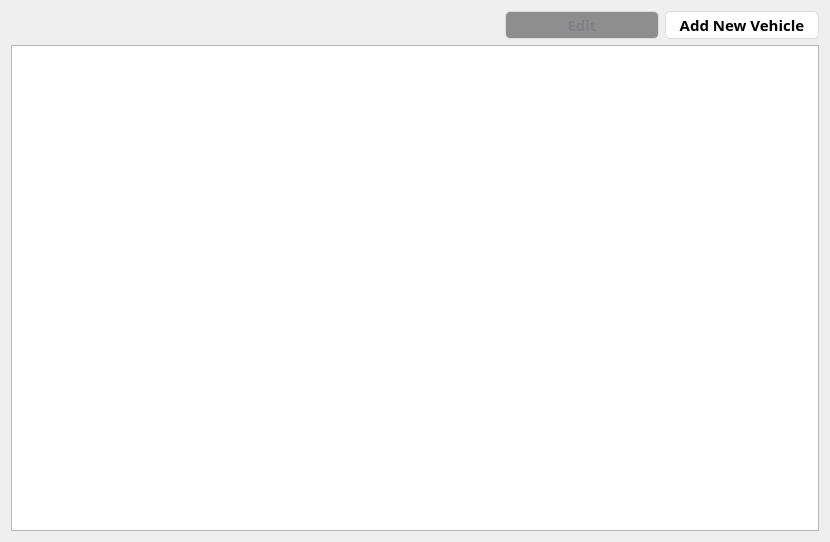
Qt form ui/Vans.ui (YassineBaghdadi/TransportingPlanning) before a commit.
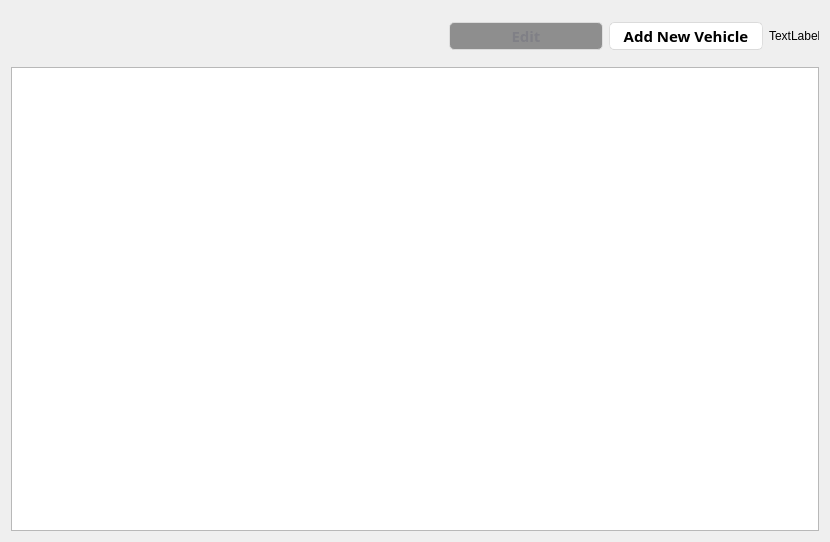
The same form after that commit.

The edit to the form file:
```diff
--- a/ui/Vans.ui
+++ b/ui/Vans.ui
@@ -635,6 +635,37 @@
        </property>
       </widget>
      </item>
+     <item>
+      <widget class="QLabel" name="back_icon">
+       <property name="minimumSize">
+        <size>
+         <width>50</width>
+         <height>50</height>
+        </size>
+       </property>
+       <property name="maximumSize">
+        <size>
+         <width>50</width>
+         <height>50</height>
+        </size>
+       </property>
+       <property name="cursor">
+        <cursorShape>PointingHandCursor</cursorShape>
+       </property>
+       <property name="styleSheet">
+        <string notr="true">QLabel#back_icon:hover {
+	
+	border-color: rgb(23, 155, 255);
+}</string>
+       </property>
+       <property name="text">
+        <string>TextLabel</string>
+       </property>
+       <property name="alignment">
+        <set>Qt::AlignLeading|Qt::AlignLeft|Qt::AlignVCenter</set>
+       </property>
+      </widget>
+     </item>
     </layout>
    </item>
    <item>
```
